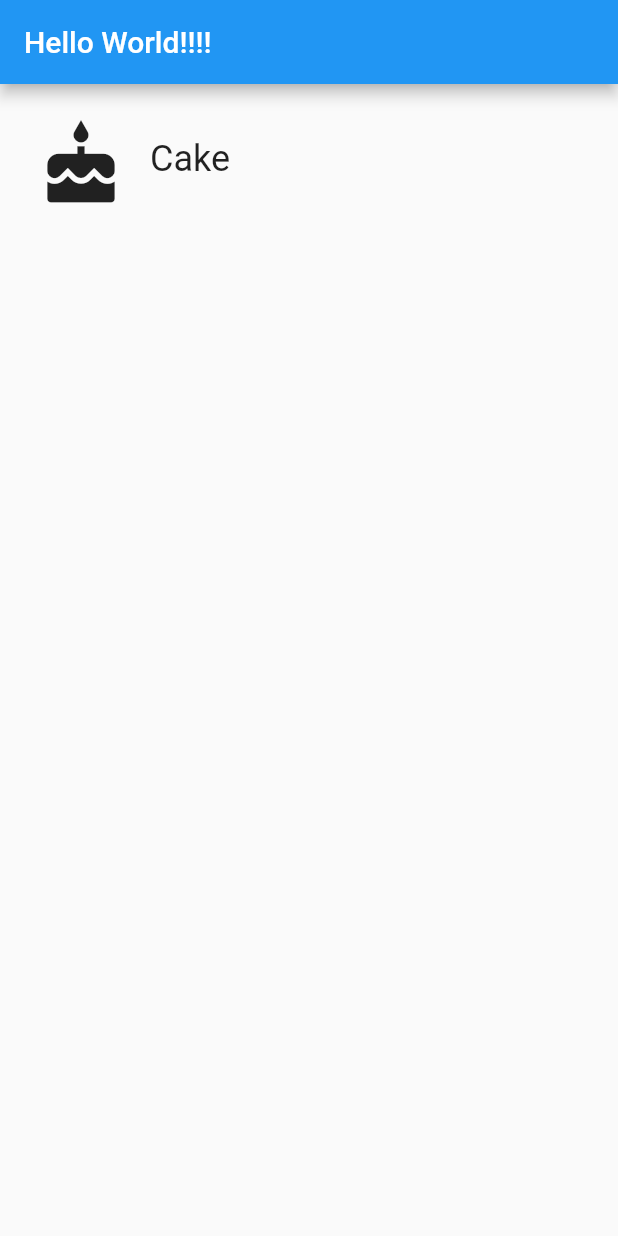
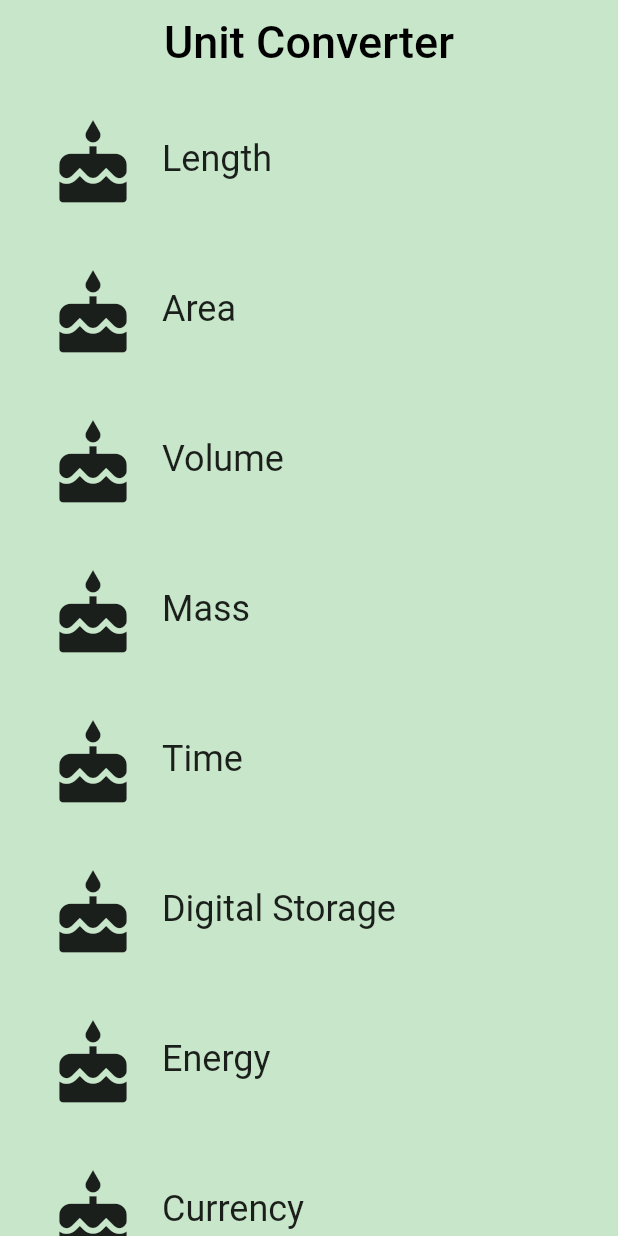
Before and after one commit to batusai513/hello_world_flutter, a Flutter app: the screen it shows after launch, on a phone screen of 412 x 824 dp. Run offline on Flutter 3.47's test engine with Material 2 defaults, Android fonts, the phone set to English and light mode, and no system bars.

Commit message:
add category screen

```diff
--- /dev/null
+++ b/lib/category_route.dart
@@ -0,0 +1,73 @@
+import 'package:flutter/material.dart';
+import 'package:hello_world/category.dart';
+
+final _backgroundColor = Colors.green[100];
+
+class CategoryRoute extends StatelessWidget {
+  static const _categoryNames = <String>[
+    'Length',
+    'Area',
+    'Volume',
+    'Mass',
+    'Time',
+    'Digital Storage',
+    'Energy',
+    'Currency',
+  ];
+
+  static const _baseColors = <Color>[
+    Colors.teal,
+    Colors.orange,
+    Colors.pinkAccent,
+    Colors.blueAccent,
+    Colors.yellow,
+    Colors.greenAccent,
+    Colors.purpleAccent,
+    Colors.red,
+  ];
+
+  Widget _buildCategoryWidget(List<Widget> categories) {
+    return ListView.builder(
+      itemBuilder: (BuildContext context, int index) =>
+          categories[index], // like the map in react
+      itemCount: categories.length,
+    );
+  }
+
+  @override
+  Widget build(BuildContext context) {
+    final categories = <Category>[];
+    for (var i = 0; i < _categoryNames.length; i++) {
+      categories.add(Category(
+        name: _categoryNames[i],
+        color: _baseColors[i],
+        iconLocation: Icons.cake,
+      ));
+    }
+
+    final listView = Container(
+      color: _backgroundColor,
+      padding: EdgeInsets.symmetric(horizontal: 8.0),
+      child: _buildCategoryWidget(categories),
+    );
+
+    final appBar = AppBar(
+      elevation: 0.0,
+      title: Text(
+        'Unit Converter',
+          style: TextStyle(
+          color: Colors.black,
+          fontSize: 30.0,
+        ),
+      ),
+      centerTitle: true,
+      backgroundColor: _backgroundColor,
+    );
+
+    return Scaffold(
+      //final return, this render the appbar and the body
+      appBar: appBar,
+      body: listView,
+    );
+  }
+}
--- a/lib/main.dart
+++ b/lib/main.dart
@@ -1,5 +1,5 @@
 import 'package:flutter/material.dart';
-import 'package:hello_world/category.dart';
+import 'package:hello_world/category_route.dart';
 
 // Flutter Reactive Framework: immutable list of widgets
 // Widgets: Foundation of flutter apps, it's a description of part of a user interface
@@ -30,15 +30,7 @@ const _categoryColor = Colors.green;
 void main() => runApp(
       MaterialApp(
         debugShowCheckedModeBanner: false,
-        home: Scaffold(
-          appBar: AppBar(
-            title: Text('Hello World!!!!'),
-          ),
-          body: Category(
-            name: _categoryName,
-            color: _categoryColor,
-            iconLocation: _categoryIcon,
-          ),
-        ),
+        title: 'unit converter',
+        home: CategoryRoute()
       ),
     );
```
